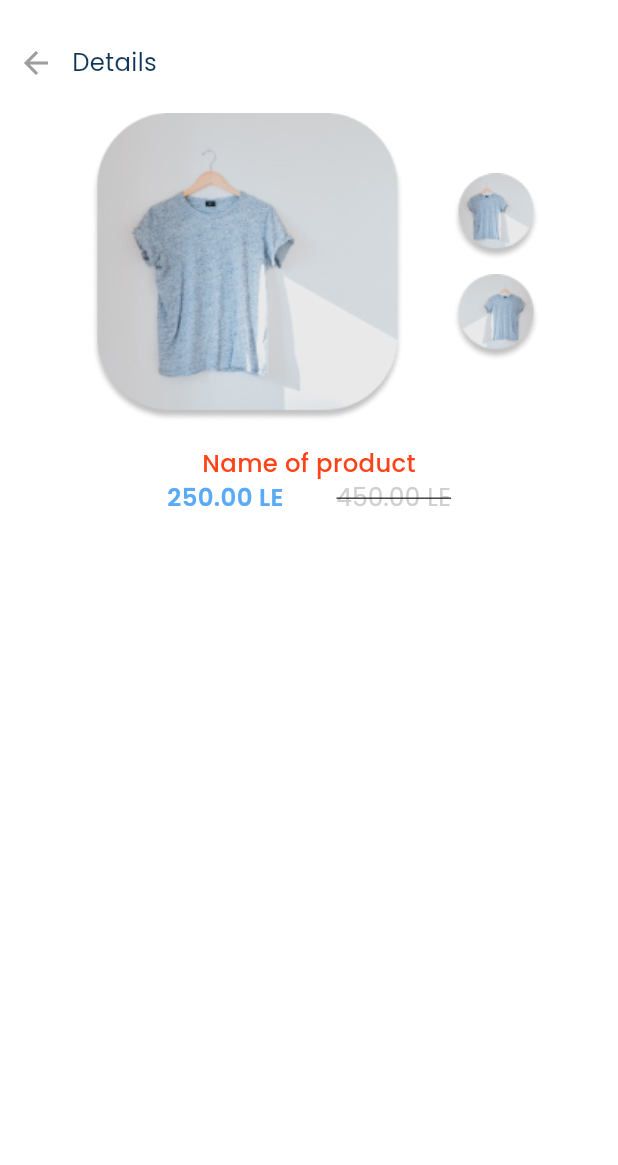
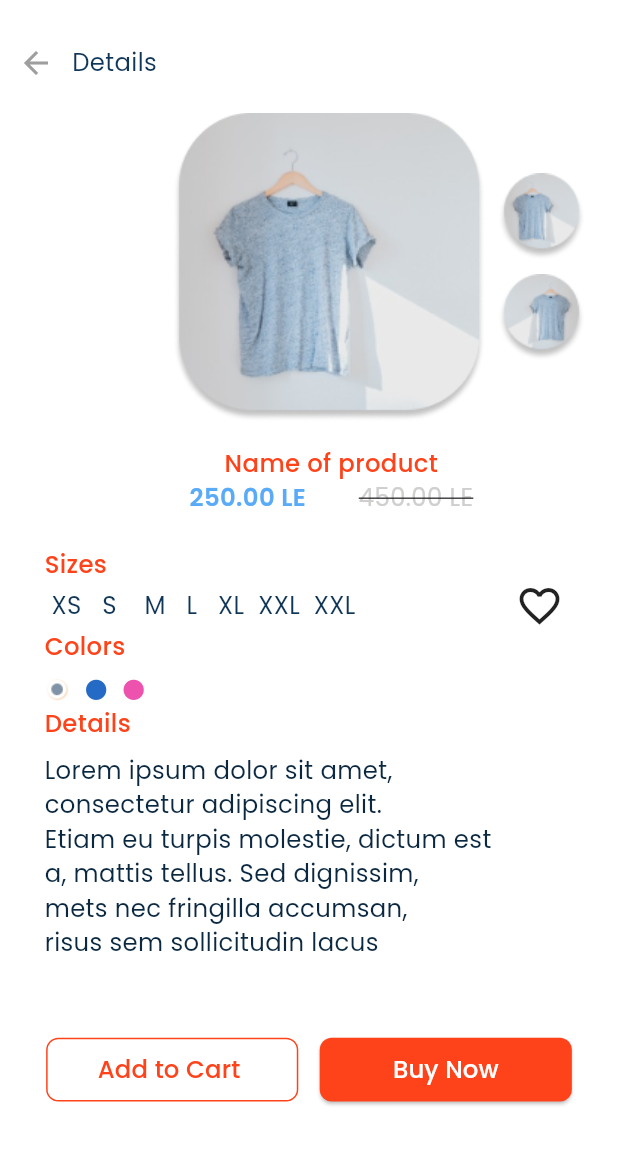
Before and after one commit to mahmoudsaber11/Store_Ify, a Flutter app: the ProductDetailsView screen opened by its route, on a phone screen of 412 x 824 dp, the part 57-1222 px from its top. Run offline on Flutter 3.47's test engine with Material 3 defaults, Android fonts, the phone set to English and light mode, and no system bars; our stand-ins replace conditional_builder_null_safety, dartz, dio, equatable, flutter_bloc, flutter_screenutil and 9 more; accounts and stored records are empty; network calls fail.

Commit message:
finish product details ui

```diff
--- a/lib/config/routes/app_router.dart
+++ b/lib/config/routes/app_router.dart
@@ -24,7 +24,7 @@ class AppRouter {
   static Route<dynamic>? onGenerateRoute(RouteSettings routeSettings) {
     switch (routeSettings.name) {
       case Routes.initialRoute:
-        return MaterialPageRoute(builder: (context) => const SplashView());
+        return MaterialPageRoute(builder: (context) => const StoreIfyLayout());
 
       case Routes.onBoardingViewRoute:
         return MaterialPageRoute(
@@ -80,8 +80,8 @@ class AppRouter {
           ),
         );
 
-      case Routes.storeifyLayoutViewRoute:
-        return MaterialPageRoute(builder: (context) => const StoreIfyLayout());
+      // case Routes.storeifyLayoutViewRoute:
+      //   return MaterialPageRoute(builder: (context) => const StoreIfyLayout());
 
       case Routes.categoriesViewRoute:
         return MaterialPageRoute(builder: (context) => const CategoriesView());
--- a/lib/core/utils/app_assets.dart
+++ b/lib/core/utils/app_assets.dart
@@ -64,4 +64,6 @@ abstract class AppAssets {
   static const String details1 = "assets/images/details1.png";
 
   static const String details2 = "assets/images/details2.png";
+
+  static const String circleColor = "assets/images/circle_color.png";
 }
--- a/lib/core/widgets/custom_user.dart
+++ b/lib/core/widgets/custom_user.dart
@@ -22,7 +22,7 @@ class CustomUser extends StatelessWidget {
           Column(
             children: [
               Text(
-                Helper.currentUser!.userData.userName,
+                "Mahmoud Saber",
                 style: TextStyle(
                   color: AppColors.appColor,
                   fontWeight: FontWeight.w400,
--- /dev/null
+++ b/lib/features/product_details/presentation/widgets/description_text.dart
@@ -0,0 +1,19 @@
+import 'package:flutter/material.dart';
+import 'package:store_ify/core/utils/app_colors.dart';
+import 'package:store_ify/core/utils/app_text_styles.dart';
+
+class DescriptionText extends StatelessWidget {
+  const DescriptionText({
+    super.key,
+    required this.text,
+  });
+  final String text;
+  @override
+  Widget build(BuildContext context) {
+    return Text(
+      text,
+      style: AppTextStyles.textStyle16Medium
+          .copyWith(color: AppColors.primaryColor),
+    );
+  }
+}
--- /dev/null
+++ b/lib/features/product_details/presentation/widgets/details_product.dart
@@ -0,0 +1,114 @@
+import 'package:flutter/material.dart';
+import 'package:flutter_screenutil/flutter_screenutil.dart';
+import 'package:store_ify/core/utils/app_assets.dart';
+import 'package:store_ify/core/utils/app_colors.dart';
+import 'package:store_ify/core/utils/app_text_styles.dart';
+import 'package:store_ify/features/product_details/presentation/widgets/description_text.dart';
+
+class DetailsProduct extends StatelessWidget {
+  const DetailsProduct({
+    super.key,
+  });
+
+  @override
+  Widget build(BuildContext context) {
+    return Padding(
+      padding: EdgeInsets.only(left: 27.w),
+      child: Column(
+        crossAxisAlignment: CrossAxisAlignment.start,
+        children: [
+          SizedBox(
+            height: 16.h,
+          ),
+          const Align(
+            alignment: Alignment.center,
+            child: DescriptionText(
+              text: "Name of product",
+            ),
+          ),
+          Row(
+            mainAxisAlignment: MainAxisAlignment.center,
+            children: [
+              Text(
+                "250.00 LE",
+                style: AppTextStyles.textStyle16Medium.copyWith(
+                    color: AppColors.priceColor, fontWeight: FontWeight.w600),
+              ),
+              SizedBox(width: 32.w),
+              Text(
+                "450.00 LE",
+                style: AppTextStyles.textStyle16Regular.copyWith(
+                  color: AppColors.iconsColor,
+                  decoration: TextDecoration.lineThrough,
+                ),
+              ),
+            ],
+          ),
+          SizedBox(
+            height: 21.h,
+          ),
+          const DescriptionText(text: "Sizes"),
+          Row(
+            children: [
+              Text(
+                " XS   S    M   L   XL  XXL  XXL",
+                style: AppTextStyles.textStyle16Regular,
+              ),
+              const Spacer(),
+              Padding(
+                  padding: EdgeInsets.only(right: 33.w),
+                  child: GestureDetector(
+                    onTap: () {},
+                    child: const Icon(
+                      Icons.favorite_border_outlined,
+                      size: 32,
+                    ),
+                  )),
+            ],
+          ),
+          const DescriptionText(text: "Colors"),
+          SizedBox(
+            height: 9.h,
+          ),
+          Row(
+            children: [
+              Image.asset(
+                AppAssets.circleColor,
+                width: 16.w,
+                height: 16.h,
+              ),
+              SizedBox(
+                width: 8.w,
+              ),
+              Icon(
+                Icons.circle,
+                color: const Color(0xff256BC5),
+                size: 16.sp,
+              ),
+              SizedBox(
+                width: 8.w,
+              ),
+              Icon(
+                Icons.circle,
+                color: const Color(0xffEC52AE),
+                size: 16.sp,
+              ),
+            ],
+          ),
+          SizedBox(
+            height: 3.h,
+          ),
+          const DescriptionText(text: "Details"),
+          SizedBox(
+            height: 8.h,
+          ),
+          Text(
+            "Lorem ipsum dolor sit amet,\nconsectetur adipiscing elit.\nEtiam eu turpis molestie, dictum est\na, mattis tellus. Sed dignissim,\nmets nec fringilla accumsan,\nrisus sem sollicitudin lacus",
+            style: AppTextStyles.textStyle16Medium
+                .copyWith(fontWeight: FontWeight.w300),
+          ),
+        ],
+      ),
+    );
+  }
+}
--- a/lib/features/product_details/presentation/widgets/image_of_product.dart
+++ /dev/null
@@ -1,35 +0,0 @@
-import 'package:flutter/material.dart';
-import 'package:flutter_screenutil/flutter_screenutil.dart';
-import 'package:store_ify/core/utils/app_assets.dart';
-
-class ImageOfProduct extends StatelessWidget {
-  const ImageOfProduct({
-    super.key,
-  });
-
-  @override
-  Widget build(BuildContext context) {
-    return Row(
-      mainAxisAlignment: MainAxisAlignment.center,
-      children: [
-        Image.asset(
-          AppAssets.details,
-          height: 203.h,
-          width: 205.w,
-        ),
-        Padding(
-          padding: EdgeInsets.only(left: 22.w),
-          child: Column(
-            children: [
-              Image.asset(AppAssets.details1),
-              SizedBox(
-                height: 9.h,
-              ),
-              Image.asset(AppAssets.details2),
-            ],
-          ),
-        ),
-      ],
-    );
-  }
-}
--- a/lib/features/product_details/presentation/widgets/price_of_product.dart
+++ /dev/null
@@ -1,32 +0,0 @@
-import 'package:flutter/material.dart';
-import 'package:flutter_screenutil/flutter_screenutil.dart';
-import 'package:store_ify/core/utils/app_colors.dart';
-import 'package:store_ify/core/utils/app_text_styles.dart';
-
-class PriceOfProduct extends StatelessWidget {
-  const PriceOfProduct({
-    super.key,
-  });
-
-  @override
-  Widget build(BuildContext context) {
-    return Row(
-      mainAxisAlignment: MainAxisAlignment.center,
-      children: [
-        Text(
-          "250.00 LE",
-          style: AppTextStyles.textStyle16Medium.copyWith(
-              color: AppColors.priceColor, fontWeight: FontWeight.w600),
-        ),
-        SizedBox(width: 32.w),
-        Text(
-          "450.00 LE",
-          style: AppTextStyles.textStyle16Regular.copyWith(
-            color: AppColors.iconsColor,
-            decoration: TextDecoration.lineThrough,
-          ),
-        ),
-      ],
-    );
-  }
-}
--- a/lib/features/product_details/presentation/widgets/product_details_view_body.dart
+++ b/lib/features/product_details/presentation/widgets/product_details_view_body.dart
@@ -1,10 +1,11 @@
 import 'package:flutter/material.dart';
 import 'package:flutter_screenutil/flutter_screenutil.dart';
+import 'package:store_ify/core/utils/app_assets.dart';
 import 'package:store_ify/core/utils/app_colors.dart';
 import 'package:store_ify/core/utils/app_text_styles.dart';
 import 'package:store_ify/core/widgets/custom_page_title.dart';
-import 'package:store_ify/features/product_details/presentation/widgets/image_of_product.dart';
-import 'package:store_ify/features/product_details/presentation/widgets/price_of_product.dart';
+import 'package:store_ify/features/product_details/presentation/widgets/description_text.dart';
+import 'package:store_ify/features/product_details/presentation/widgets/details_product.dart';
 
 class ProductDetailsViewBody extends StatelessWidget {
   const ProductDetailsViewBody({super.key});
@@ -17,16 +18,73 @@ class ProductDetailsViewBody extends StatelessWidget {
         SizedBox(
           height: 9.h,
         ),
-        const ImageOfProduct(),
-        SizedBox(
-          height: 16.h,
+        Row(
+          mainAxisAlignment: MainAxisAlignment.end,
+          children: [
+            Image.asset(
+              AppAssets.details,
+              height: 203.h,
+              width: 205.w,
+            ),
+            Padding(
+              padding: EdgeInsets.only(right: 20.w),
+              child: Column(
+                children: [
+                  Image.asset(AppAssets.details1),
+                  SizedBox(
+                    height: 9.h,
+                  ),
+                  Image.asset(AppAssets.details2),
+                ],
+              ),
+            ),
+          ],
         ),
-        Text(
-          "Name of product",
-          style: AppTextStyles.textStyle16Medium
-              .copyWith(color: AppColors.primaryColor),
+        const DetailsProduct(),
+        Expanded(
+          child: Row(
+            mainAxisAlignment: MainAxisAlignment.center,
+            children: [
+              SizedBox(
+                height: 42.h,
+                width: 153.w,
+                child: OutlinedButton(
+                  style: ButtonStyle(
+                    shape: MaterialStatePropertyAll(
+                      RoundedRectangleBorder(
+                        borderRadius: BorderRadius.circular(8.0.r),
+                      ),
+                    ),
+                    side: const MaterialStatePropertyAll(
+                        BorderSide(width: 1, color: AppColors.primaryColor)),
+                  ),
+                  onPressed: () {},
+                  child: const DescriptionText(text: "Add to Cart "),
+                ),
+              ),
+              SizedBox(
+                width: 13.w,
+              ),
+              SizedBox(
+                height: 42.h,
+                width: 153.w,
+                child: ElevatedButton(
+                    onPressed: () {},
+                    style: ElevatedButton.styleFrom(
+                      backgroundColor: AppColors.primaryColor,
+                      shape: RoundedRectangleBorder(
+                        borderRadius: BorderRadius.circular(8.0.r),
+                      ),
+                    ),
+                    child: Text(
+                      "Buy Now",
+                      style: AppTextStyles.textStyle16Medium
+                          .copyWith(color: Colors.white),
+                    )),
+              )
+            ],
+          ),
         ),
-        const PriceOfProduct(),
       ],
     );
   }
```
Also changed, not shown: assets/images/circle_color.png (added).
